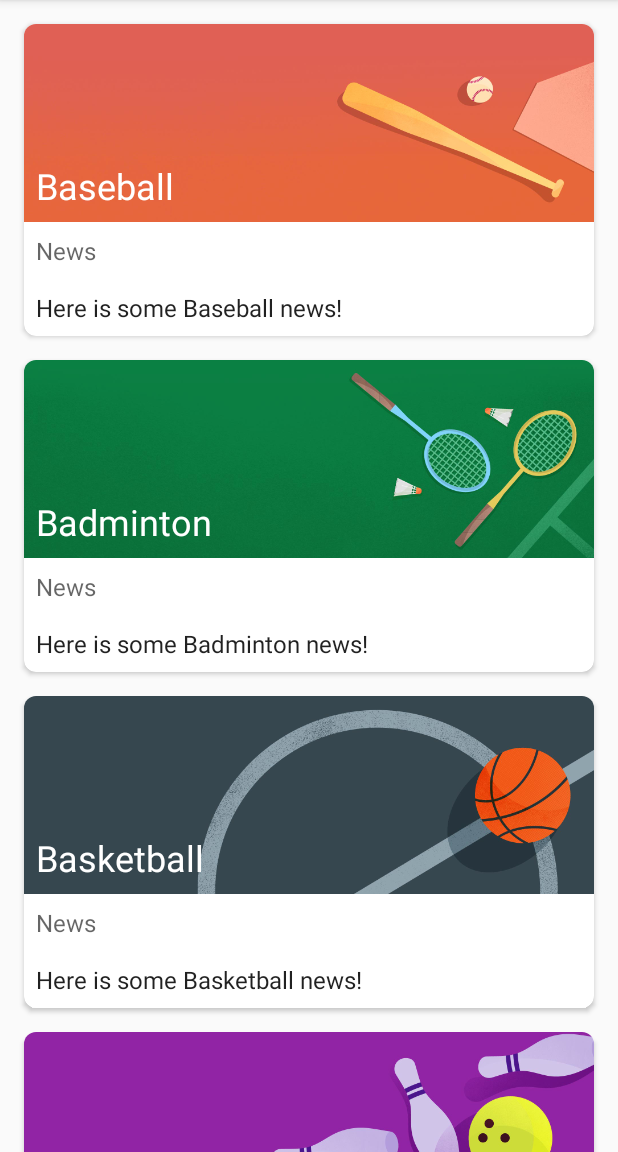
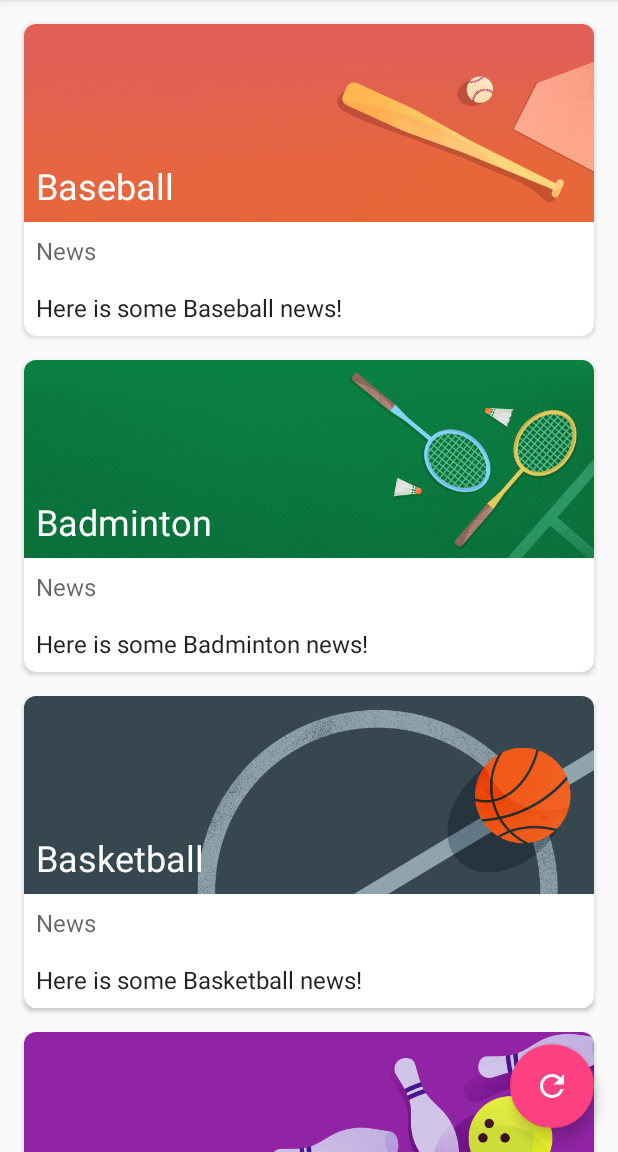
Before and after one commit to nayanApt/MaterialMe, an Android app: the screen it shows after launch (MainActivity), on a phone screen of 412 x 824 dp, the part 84-1236 px from its top. Run offline under Robolectric (Android 15) with nearby library versions, the phone set to English and light mode, and no system bars.

Commit message:
Added FAB

```diff
--- a/app/src/main/res/layout/activity_main.xml
+++ b/app/src/main/res/layout/activity_main.xml
@@ -10,4 +10,15 @@
         android:layout_width="match_parent"
         android:layout_height="match_parent" />
 
+    <android.support.design.widget.FloatingActionButton
+        android:layout_width="wrap_content"
+        android:layout_height="wrap_content"
+        android:layout_alignParentBottom="true"
+        android:layout_alignParentRight="true"
+        android:layout_marginRight="16dp"
+        android:layout_marginBottom="16dp"
+        android:src="@drawable/ic_reset"
+        android:tint="@android:color/white"
+        android:onClick="resetSports"/>
+
 </RelativeLayout>
```
